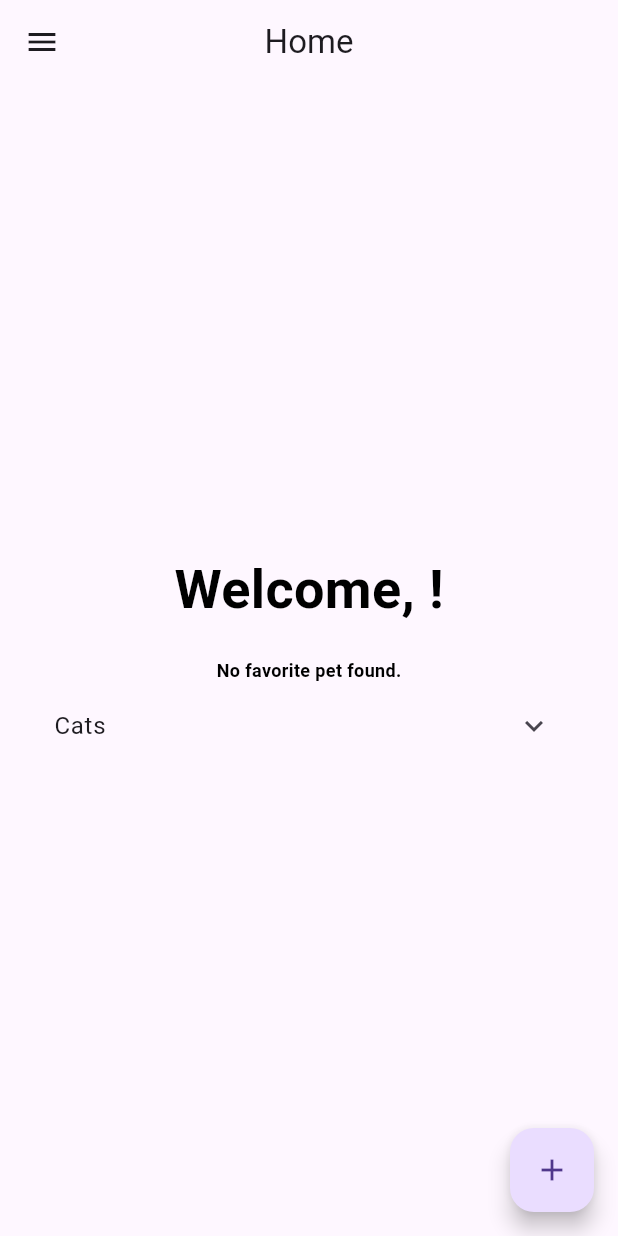
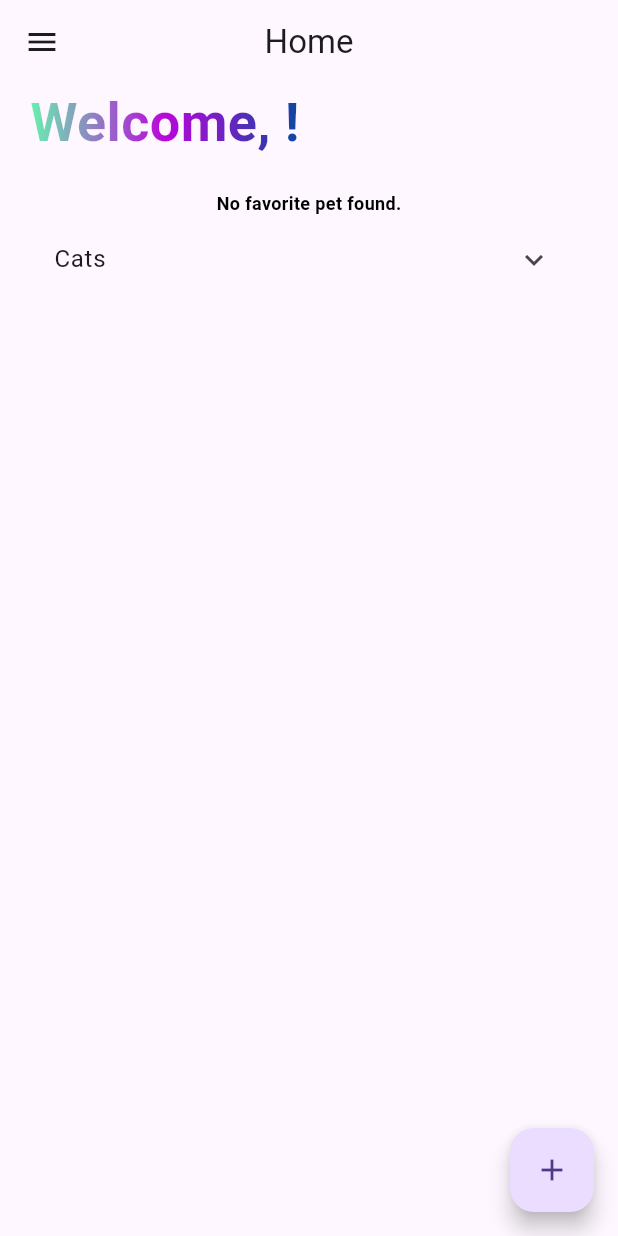
Before and after one commit to devfaizan/sqlite-cache-flutter, a Flutter app: the HomeScreen screen opened directly, on a phone screen of 412 x 824 dp. Run offline on Flutter 3.47's test engine with Material 3 defaults, Android fonts, the phone set to English and light mode, and no system bars; our stand-ins replace image_picker, shared_preferences, sqflite; accounts and stored records are empty.

Commit message:
added gradient for heading modified home layout

```diff
--- a/lib/home.dart
+++ b/lib/home.dart
@@ -54,13 +54,24 @@ class _HomeScreenState extends State<HomeScreen> {
       drawer: const AppDrawer(),
       body: Padding(
         padding: const EdgeInsets.symmetric(horizontal: 20),
-        child: Center(
         child: currentUser == null
             ? const CircularProgressIndicator()
             : Column(
-                  mainAxisAlignment: MainAxisAlignment.center,
+                // mainAxisAlignment: MainAxisAlignment.center,
                 children: <Widget>[
-                    HeadingText(text: "Welcome, ${currentUser.name}!"),
+                  Row(
+                    mainAxisAlignment: MainAxisAlignment.start,
+                    children: [
+                      GradientHeading(
+                        text: "Welcome, ${currentUser.name}!",
+                        gradient: LinearGradient(colors: [
+                          colorGreenAccent,
+                          colorLightPurple,
+                          Colors.blue.shade900,
+                        ]),
+                      ),
+                    ],
+                  ),
                   const SizedBox(height: 20),
                   Consumer<PetProvider>(
                     builder: (context, petProvider, child) {
@@ -186,8 +197,7 @@ class _HomeScreenState extends State<HomeScreen> {
                             return const Center(
                                 child: CircularProgressIndicator());
                           }
-                            final petofSingleType =
-                                petProvider.petsOfSingleType;
+                          final petofSingleType = petProvider.petsOfSingleType;
                           return Padding(
                             padding: const EdgeInsets.symmetric(vertical: 15),
                             child: SizedBox(
@@ -201,8 +211,12 @@ class _HomeScreenState extends State<HomeScreen> {
                                     return SizedBox(
                                       width: widthContext / 2.0,
                                       child: GestureDetector(
-                                          onTap: (){
-                                            Navigator.push(context, MaterialPageRoute(builder: (context)=> const AllPetsScreen()));
+                                        onTap: () {
+                                          Navigator.push(
+                                              context,
+                                              MaterialPageRoute(
+                                                  builder: (context) =>
+                                                      const AllPetsScreen()));
                                         },
                                         child: Card(
                                           child: Padding(
@@ -254,8 +268,7 @@ class _HomeScreenState extends State<HomeScreen> {
                                                 children: [
                                                   CircleAvatar(
                                                     radius: 35,
-                                                      backgroundImage:
-                                                          FileImage(
+                                                    backgroundImage: FileImage(
                                                       File(pet.image),
                                                     ),
                                                   ),
@@ -281,8 +294,7 @@ class _HomeScreenState extends State<HomeScreen> {
                                                           style: TextStyle(
                                                             fontSize: 18,
                                                             fontWeight:
-                                                                  FontWeight
-                                                                      .bold,
+                                                                FontWeight.bold,
                                                           ),
                                                         ),
                                                       ),
@@ -329,7 +341,6 @@ class _HomeScreenState extends State<HomeScreen> {
                 ],
               ),
       ),
-      ),
       floatingActionButton: FloatingActionButton(
         tooltip: "Add New Pet",
         onPressed: () {
--- a/lib/utils/outputtext.dart
+++ b/lib/utils/outputtext.dart
@@ -6,6 +6,7 @@ class HeadingText extends StatelessWidget {
     super.key,
     required this.text,
   });
+
   final String text;
 
   @override
@@ -24,11 +25,37 @@ class HeadingText extends StatelessWidget {
   }
 }
 
+class GradientHeading extends StatelessWidget {
+  const GradientHeading(
+      {required this.text, required this.gradient, super.key});
+
+  final String text;
+  final Gradient gradient;
+
+  @override
+  Widget build(BuildContext context) {
+    return ShaderMask(
+      blendMode: BlendMode.srcIn,
+      shaderCallback: (bounds) => gradient.createShader(
+        Rect.fromLTWH(0, 0, bounds.width, bounds.height),
+      ),
+      child: Text(
+        text,
+        style: TextStyle(
+          fontSize: 36,
+          fontWeight: FontWeight.bold,
+        ),
+      ),
+    );
+  }
+}
+
 class SubheadingText extends StatelessWidget {
   const SubheadingText({
     super.key,
     required this.text,
   });
+
   final String text;
 
   @override
@@ -52,6 +79,7 @@ class UnboldSubheadingText extends StatelessWidget {
     super.key,
     required this.text,
   });
+
   final String text;
 
   @override
@@ -74,6 +102,7 @@ class NormalText extends StatelessWidget {
     super.key,
     required this.text,
   });
+
   final String text;
 
   @override
```
Lines whose indentation alone changed are shown as unchanged.
